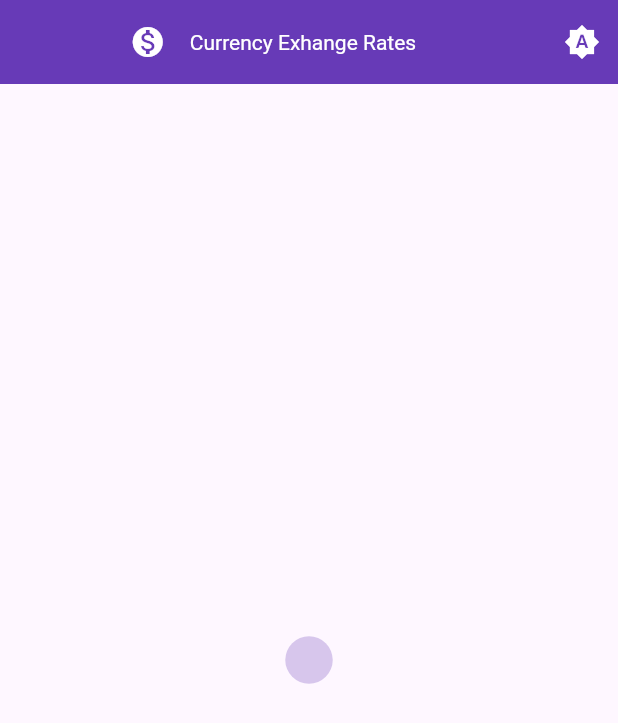
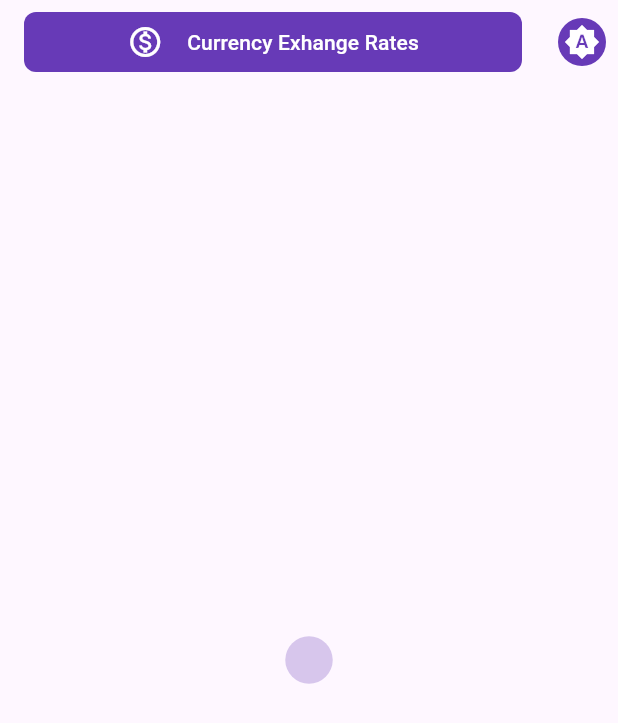
Before and after one commit to rafaelortizzableh/curex, a Flutter app: the screen it shows after launch, on a phone screen of 412 x 824 dp. Shown: the top 723 px of the screen. Run offline on Flutter 3.47's test engine with Material 2 defaults, Android fonts, the phone set to English and light mode, and no system bars; our stand-ins replace equatable, go_router, graphql_flutter, hooks_riverpod, shared_preferences, syncfusion_flutter_charts; network calls fail.

Commit message:
feat: update home screen app bar style

```diff
--- a/lib/features/home/ui/home_screen.dart
+++ b/lib/features/home/ui/home_screen.dart
@@ -1,4 +1,5 @@
 import 'package:flutter/material.dart';
+import 'package:flutter/services.dart';
 import 'package:go_router/go_router.dart';
 
 import '../../../core/core.dart';
@@ -13,17 +14,35 @@ class HomeScreen extends StatelessWidget {
 
   @override
   Widget build(BuildContext context) {
+    final theme = Theme.of(context);
     return Scaffold(
       appBar: AppBar(
-        title: const Row(
-          mainAxisAlignment: MainAxisAlignment.center,
-          children: [
-            Icon(
-              Icons.monetization_on,
+        systemOverlayStyle:
+            theme.colorScheme.background.computeLuminance() > 0.5
+                ? SystemUiOverlayStyle.dark
+                : SystemUiOverlayStyle.light,
+        backgroundColor: theme.colorScheme.background,
+        title: DecoratedBox(
+          decoration: BoxDecoration(
+            borderRadius: AppConstants.borderRadius8,
+            color: theme.preferredColor,
+          ),
+          child: Padding(
+            padding: AppConstants.padding8,
+            child: Row(
+              mainAxisAlignment: MainAxisAlignment.center,
+              children: [
+                const Icon(Icons.monetization_on_outlined),
+                AppSpacing.horizontalSpacing16,
+                Text(
+                  'Currency Exhange Rates',
+                  style: theme.textTheme.titleSmall?.copyWith(
+                    color: theme.foregroundColor,
+                  ),
+                ),
+              ],
             ),
-            AppSpacing.horizontalSpacing16,
-            Text('Currency Exhange Rates'),
-          ],
+          ),
         ),
         actions: [
           IconButton(
--- a/lib/features/theme/ui/widgets/theme_icon.dart
+++ b/lib/features/theme/ui/widgets/theme_icon.dart
@@ -1,6 +1,7 @@
 import 'package:flutter/material.dart';
 import 'package:hooks_riverpod/hooks_riverpod.dart';
 
+import '../../../../core/core.dart';
 import '../../../features.dart';
 
 class ThemeIcon extends ConsumerWidget {
@@ -11,7 +12,19 @@ class ThemeIcon extends ConsumerWidget {
     final themeMode = ref.watch(themeModeControllerProvider);
     final icon = _assignIcon(themeMode);
 
-    return Icon(icon);
+    return DecoratedBox(
+      decoration: BoxDecoration(
+        shape: BoxShape.circle,
+        color: Theme.of(context).preferredColor,
+      ),
+      child: Padding(
+        padding: AppConstants.padding4,
+        child: Icon(
+          icon,
+          color: Theme.of(context).foregroundColor,
+        ),
+      ),
+    );
   }
 
   IconData _assignIcon(ThemeMode themeMode) {
```
